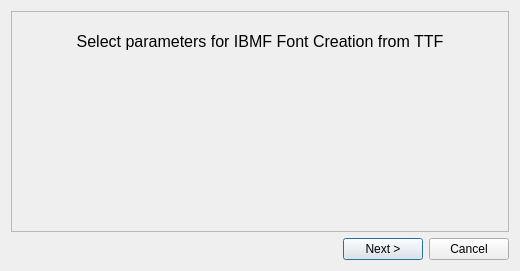
This is fontParameterDialog.ui in turgu1/IBMFFontEditor as Qt 5 draws it before an edit. The edited form follows.
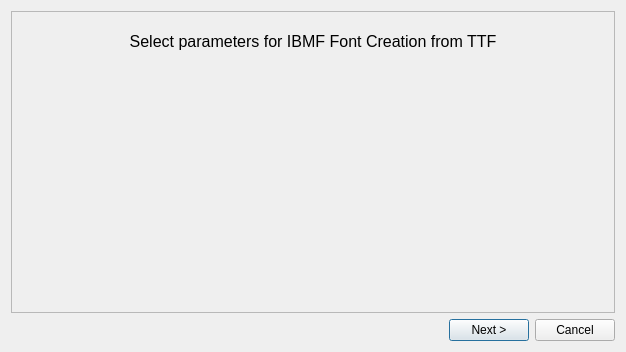
This is the edited form.

Patch:
```diff
--- a/fontParameterDialog.ui
+++ b/fontParameterDialog.ui
@@ -6,8 +6,8 @@
    <rect>
     <x>0</x>
     <y>0</y>
-    <width>520</width>
-    <height>271</height>
+    <width>626</width>
+    <height>352</height>
    </rect>
   </property>
   <property name="windowTitle">
@@ -62,7 +62,7 @@
         <property name="minimumSize">
          <size>
           <width>0</width>
-          <height>100</height>
+          <height>150</height>
          </size>
         </property>
         <property name="frameShape">
```
